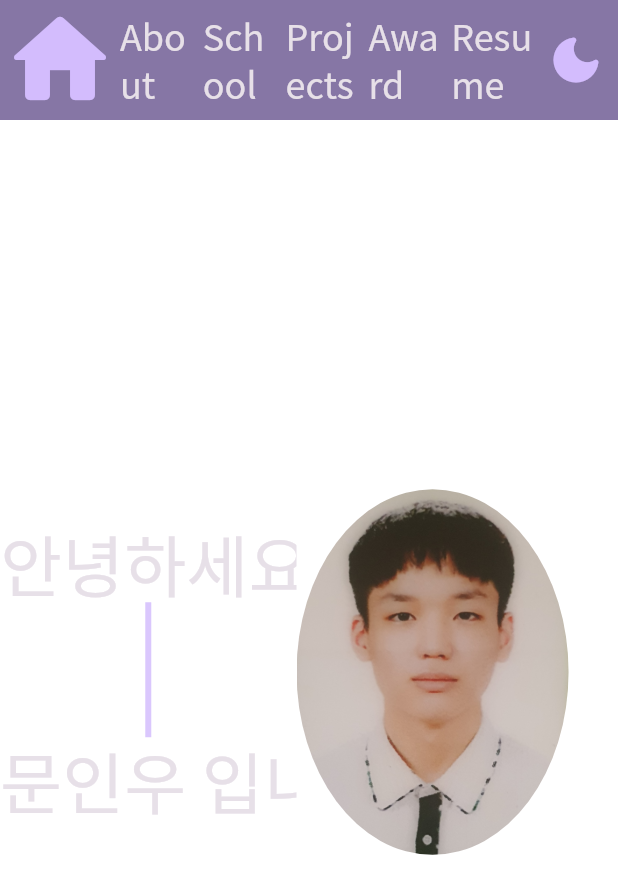
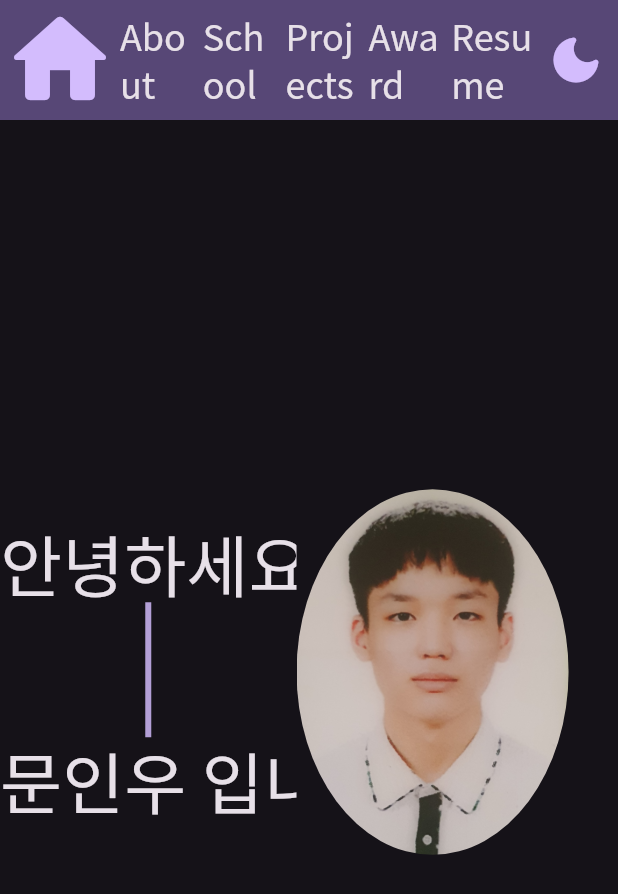
Before and after one commit to modabada/portfolio, a Flutter app: the screen it shows after launch, after a tap on the "light mode" icon, on a phone screen of 412 x 824 dp. Shown: the top 894 px of the screen. Run offline on Flutter 3.47's test engine with Material 3 defaults, Android fonts, the phone set to English and light mode, and no system bars; our stand-ins replace fluro, flutter_bloc, flutter_svg; missing offline and left inert: korea_regexp.

Commit message:
배경색 정상적용

```diff
--- a/lib/Component/background.dart
+++ b/lib/Component/background.dart
@@ -5,18 +5,13 @@ class Background extends StatelessWidget {
   const Background({super.key});
 
   @override
-  Widget build(final BuildContext context) => const DecoratedBox(
-        decoration: BoxDecoration(
-          gradient: LinearGradient(
-            colors: <Color>[
-              Color.fromARGB(255, 19, 19, 50),
-              Color.fromARGB(255, 15, 14, 38),
-              Color.fromARGB(255, 12, 10, 26),
-            ],
-            stops: <double>[0, 0.35, 0.7],
-            begin: Alignment.topCenter,
-            end: Alignment.bottomCenter,
-          ),
-        ),
-      );
+  Widget build(final BuildContext context) {
+    final ColorScheme colorScheme = Theme.of(context).colorScheme;
+    return DecoratedBox(
+      decoration: BoxDecoration(
+        color: colorScheme.background,
+      ),
+      child: const SizedBox.expand(),
+    );
+  }
 }
```
